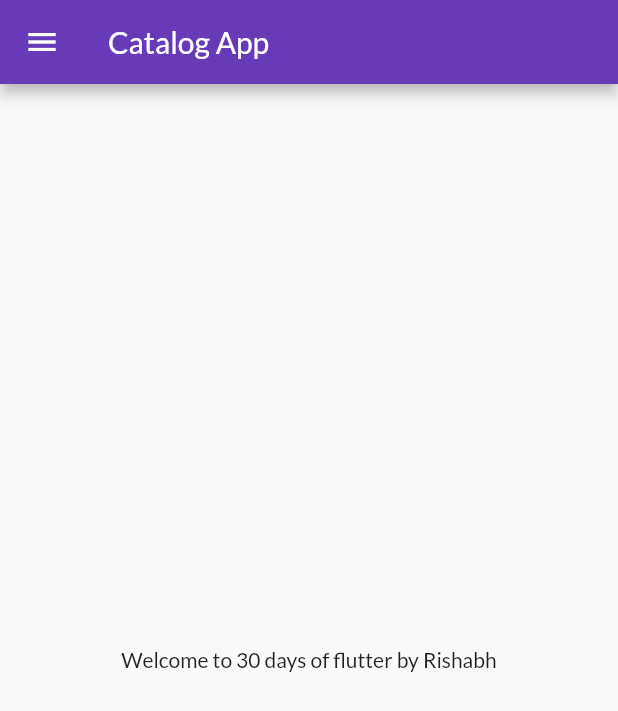
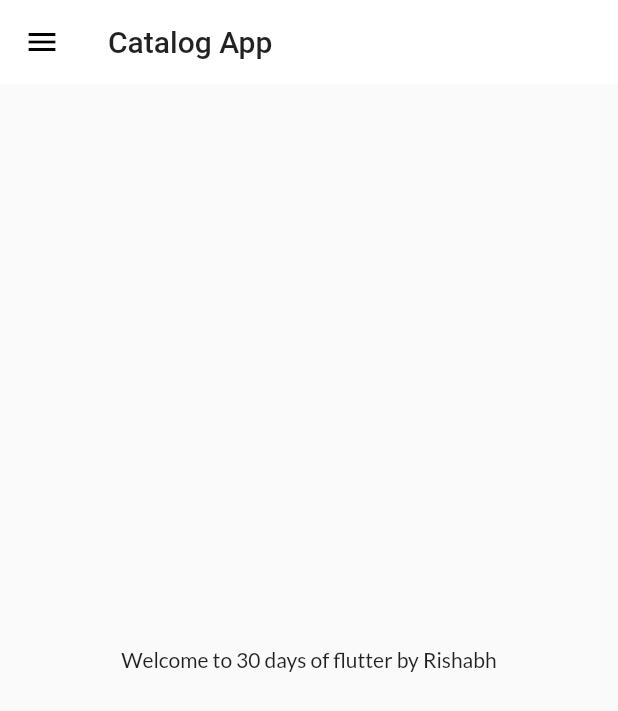
Before and after one commit to Rishabh-alt-hash/30DaysOfFlutter, a Flutter app: the screen it shows after launch, on a phone screen of 412 x 824 dp. Shown: the top 711 px of the screen. Run offline on Flutter 3.47's test engine with Material 2 defaults, Android fonts, the phone set to English and light mode, and no system bars; our stand-ins replace google_fonts.

Commit message:
themes extracted

```diff
--- a/lib/home_page.dart
+++ b/lib/home_page.dart
@@ -1,3 +1,5 @@
+import 'dart:ui';
+
 import 'package:flutter/material.dart';
 import 'package:flutter_application_1/widgets/drawer.dart';
 
--- a/lib/main.dart
+++ b/lib/main.dart
@@ -1,8 +1,7 @@
 import "package:flutter/material.dart";
 import 'package:flutter_application_1/login_page.dart';
 import 'package:flutter_application_1/utils/routes.dart';
-import 'package:google_fonts/google_fonts.dart';
-
+import 'package:flutter_application_1/widgets/themes.dart';
 import 'home_page.dart';
 
 void main() {
@@ -16,11 +15,8 @@ class MyApp extends StatelessWidget {
   Widget build(BuildContext context) {
     return MaterialApp(
         themeMode: ThemeMode.light,
-        theme: ThemeData(
-          primarySwatch: Colors.deepPurple,
-          fontFamily: GoogleFonts.lato().fontFamily,
-        ),
-        darkTheme: ThemeData(brightness: Brightness.dark),
+        theme: MyTheme.lightTheme(context),
+        darkTheme: MyTheme.darkTheme(context),
         debugShowCheckedModeBanner: false,
         initialRoute: MyRoutes.homeRoute,
         routes: {
--- /dev/null
+++ b/lib/widgets/themes.dart
@@ -0,0 +1,19 @@
+import 'package:flutter/material.dart';
+import 'package:google_fonts/google_fonts.dart';
+
+class MyTheme {
+  static ThemeData lightTheme(BuildContext context) => ThemeData(
+      primarySwatch: Colors.deepPurple,
+      fontFamily: GoogleFonts.lato().fontFamily,
+      appBarTheme: AppBarTheme(
+        color: Colors.white,
+        elevation: 0.0,
+        iconTheme: IconThemeData(
+          color: Colors.black,
+        ),
+        titleTextStyle: Theme.of(context).textTheme.headline6,
+      ));
+
+  static ThemeData darkTheme(BuildContext context) =>
+      ThemeData(brightness: Brightness.dark);
+}
```
